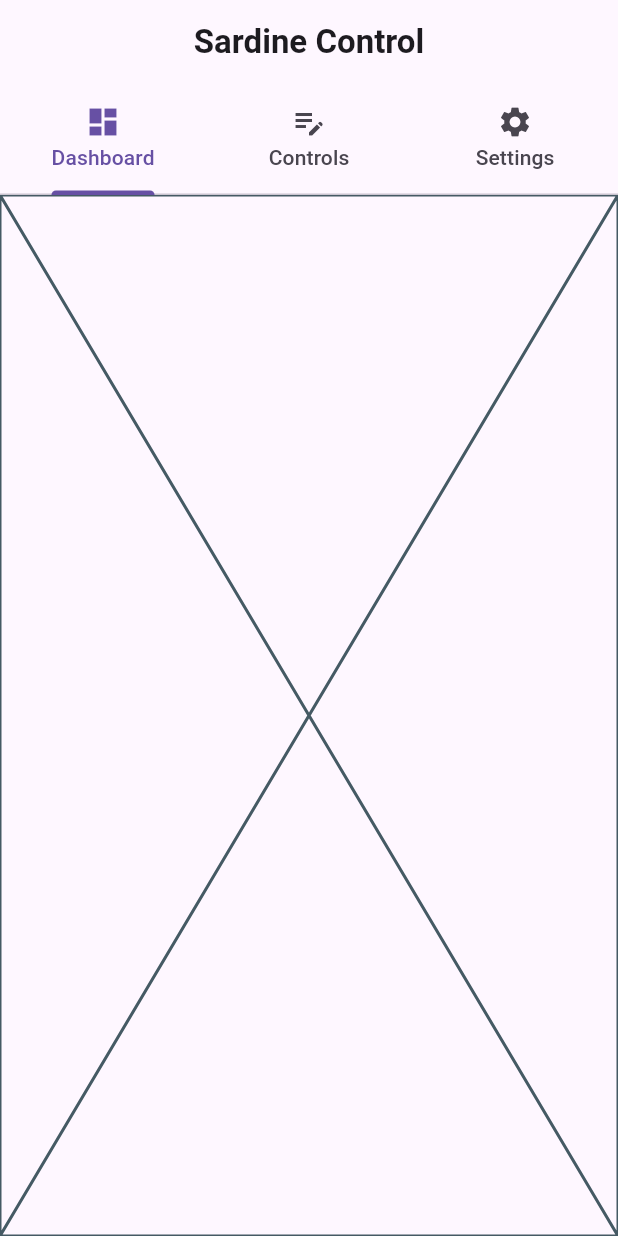
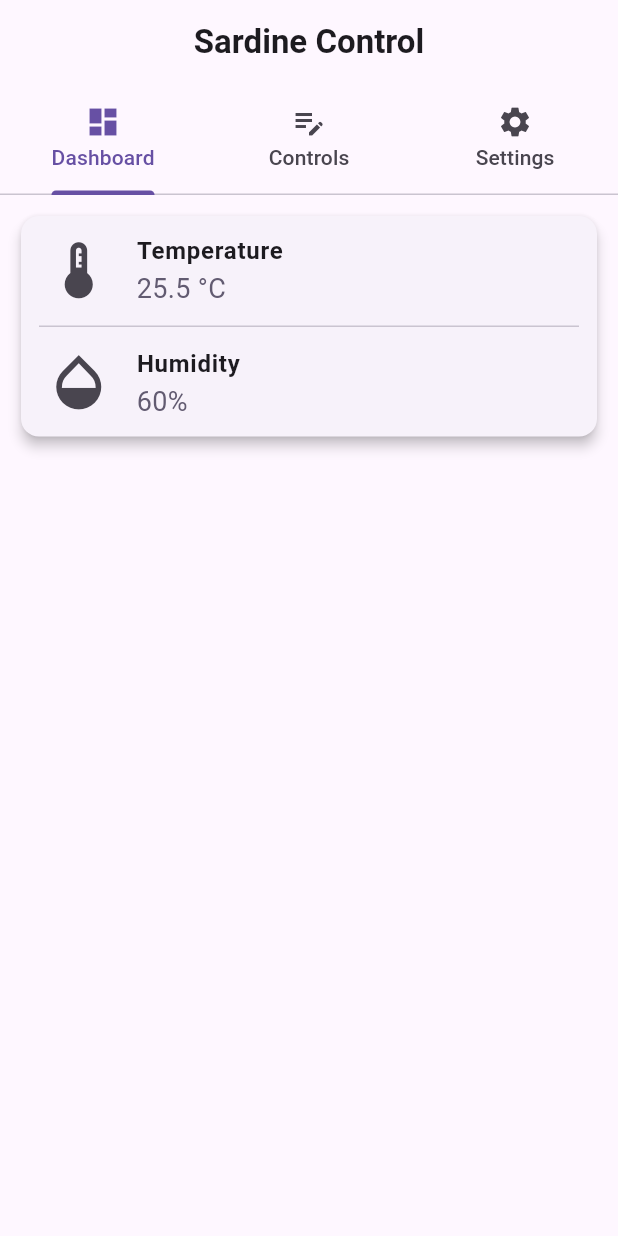
Before and after one commit to musyani-io/IoT-sardines-drying-system, a Flutter app: the screen it shows after launch, on a phone screen of 412 x 824 dp. Run offline on Flutter 3.47's test engine with Material 3 defaults, Android fonts, the phone set to English and light mode, and no system bars.

Commit message:
Added a card (Dashboard) for temp & hum

```diff
--- a/drying_system/lib/tabs/dashboard.dart
+++ b/drying_system/lib/tabs/dashboard.dart
@@ -8,8 +8,63 @@ class DashboardTab extends StatefulWidget {
 }
 
 class _DashboardTabState extends State<DashboardTab> {
+  // Placeholder values - you'll replace these with actual data later
+  final double _temperature = 25.5;
+  final int _humidity = 60;
+
   @override
   Widget build(BuildContext context) {
-    return const Placeholder();
+    return Scaffold(
+      body: Padding(
+        padding: const EdgeInsets.all(10.0),
+        child: Card(
+          elevation: 3.5, // Add some shadow to the card
+          child: Column(
+            mainAxisSize: MainAxisSize.min, // To make the card wrap its content
+            children: <Widget>[
+              ListTile(
+                leading: const Icon(
+                  Icons.thermostat,
+                  size: 45.0,
+                ), // Icon for temperature
+                title: const Text(
+                  'Temperature',
+                  style: TextStyle(fontWeight: FontWeight.w600),
+                ),
+                subtitle: Text(
+                  '$_temperature °C',
+                  style: TextStyle(
+                    fontSize: 18.0,
+                    color: Theme.of(context).colorScheme.secondary,
+                  ),
+                ),
+              ),
+              const Divider(
+                height: 3,
+                indent: 12,
+                endIndent: 12,
+              ), // Visual separator
+              ListTile(
+                leading: const Icon(
+                  Icons.opacity,
+                  size: 45.0,
+                ), // Icon for humidity
+                title: const Text(
+                  'Humidity',
+                  style: TextStyle(fontWeight: FontWeight.w600),
+                ),
+                subtitle: Text(
+                  '$_humidity%',
+                  style: TextStyle(
+                    fontSize: 18.0,
+                    color: Theme.of(context).colorScheme.secondary,
+                  ),
+                ),
+              ),
+            ],
+          ),
+        ),
+      ),
+    );
   }
 }
```
Also changed, not shown: 2 other files.
